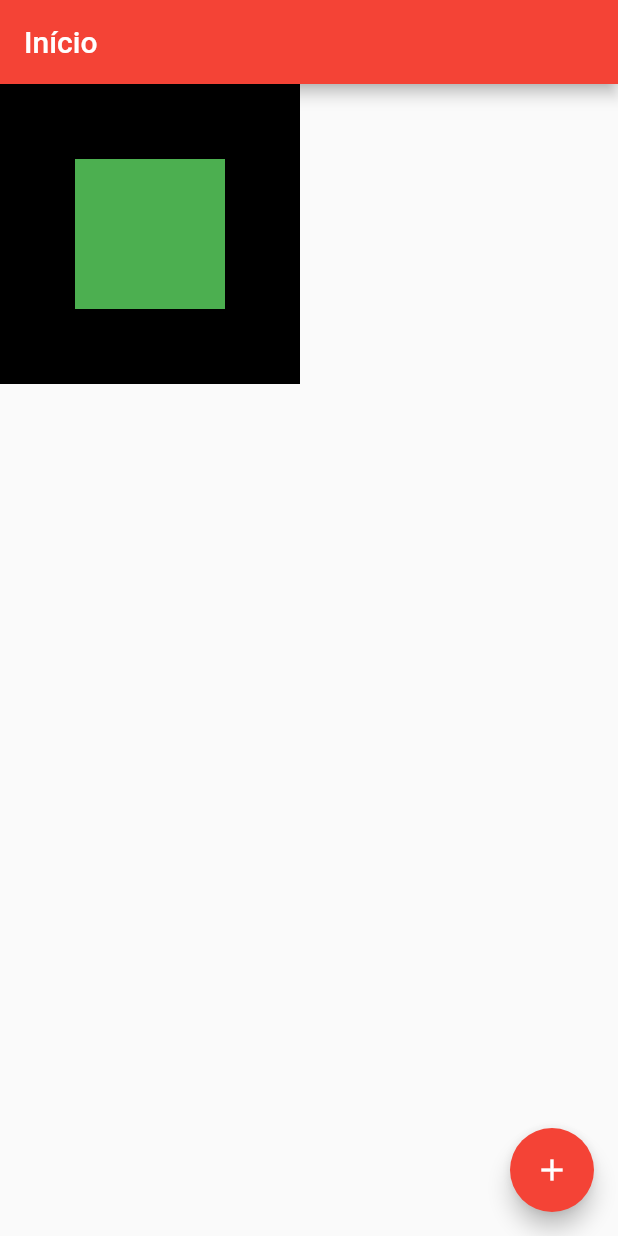
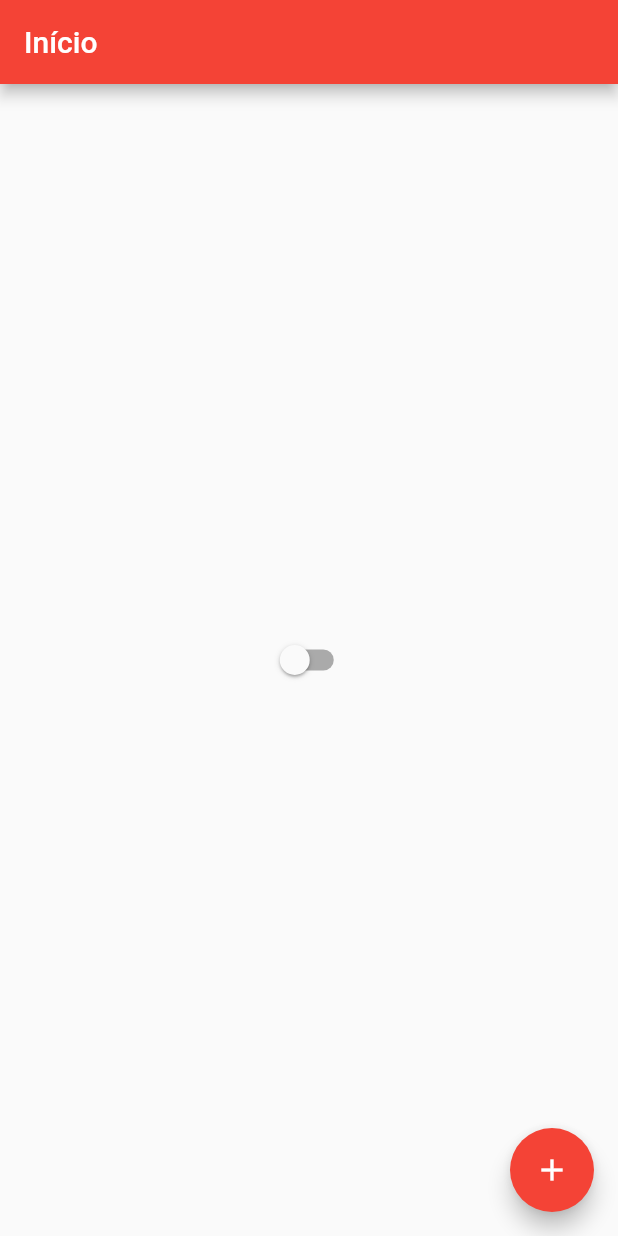
Before and after one commit to Lucas-Angelo/Dart-And-Flutter, a Flutter app: the screen it shows after launch, on a phone screen of 412 x 824 dp. Run offline on Flutter 3.47's test engine with Material 2 defaults, Android fonts, the phone set to English and light mode, and no system bars.

Commit message:
multi render with dark theme

```diff
--- /dev/null
+++ b/Flutter/projetos/olaMundo/lib/app_controller.dart
@@ -0,0 +1,12 @@
+import 'package:flutter/cupertino.dart';
+
+class AppController extends ChangeNotifier {
+
+  static AppController instance = AppController();
+
+  bool isDarkTheme = false;
+  changeTheme(){
+    isDarkTheme = !isDarkTheme;
+    notifyListeners();
+  }
+}
--- a/Flutter/projetos/olaMundo/lib/app_widget.dart
+++ b/Flutter/projetos/olaMundo/lib/app_widget.dart
@@ -1,12 +1,23 @@
 import 'package:flutter/material.dart';
+import 'package:olaMundo/app_controller.dart';
 import 'package:olaMundo/home_page.dart';
 
 class AppWidget extends StatelessWidget {
   @override
   Widget build(BuildContext context) {
-    return MaterialApp(
-      theme: ThemeData(primarySwatch: Colors.red),
-      home: HomePage(),
+    return AnimatedBuilder(
+      animation: AppController.instance,
+      builder: (context, child) {
+        return MaterialApp(
+        theme: ThemeData(
+            primarySwatch: Colors.red,
+            brightness: AppController.instance.isDarkTheme
+            ? Brightness.dark
+            : Brightness.light,
+        ),
+        home: HomePage(),
+        );
+      },
     );
   }
 }
--- a/Flutter/projetos/olaMundo/lib/home_page.dart
+++ b/Flutter/projetos/olaMundo/lib/home_page.dart
@@ -1,5 +1,5 @@
 import 'package:flutter/material.dart';
-
+import 'package:olaMundo/app_controller.dart';
 class HomePage extends StatefulWidget {
   @override
   State<HomePage> createState() {
@@ -17,19 +17,14 @@ class HomePageState extends State<HomePage> {
         title: Text('Início'),
       ),
 
-      body: Container(
-        height: 200,
-        width: 200,
-        color: Colors.black,
-        child: Align(
-          alignment: Alignment.center,
-          child: Container(
-            height: 100,
-            width: 100,
-            color: Colors.green,
+      body: Center(
+          child: Switch(
+            value: AppController.instance.isDarkTheme,
+            onChanged: (value){
+            AppController.instance.changeTheme();
+          },
           ),
-        )
-      ),
+        ),
 
       floatingActionButton: InkWell(
         onLongPress: () {
```
